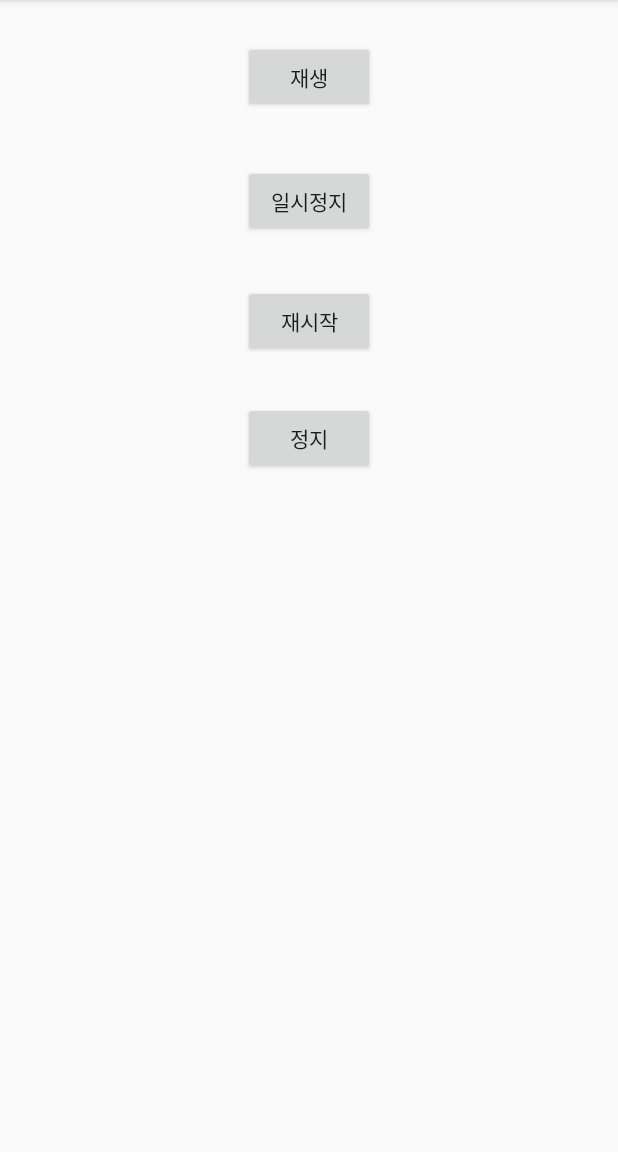
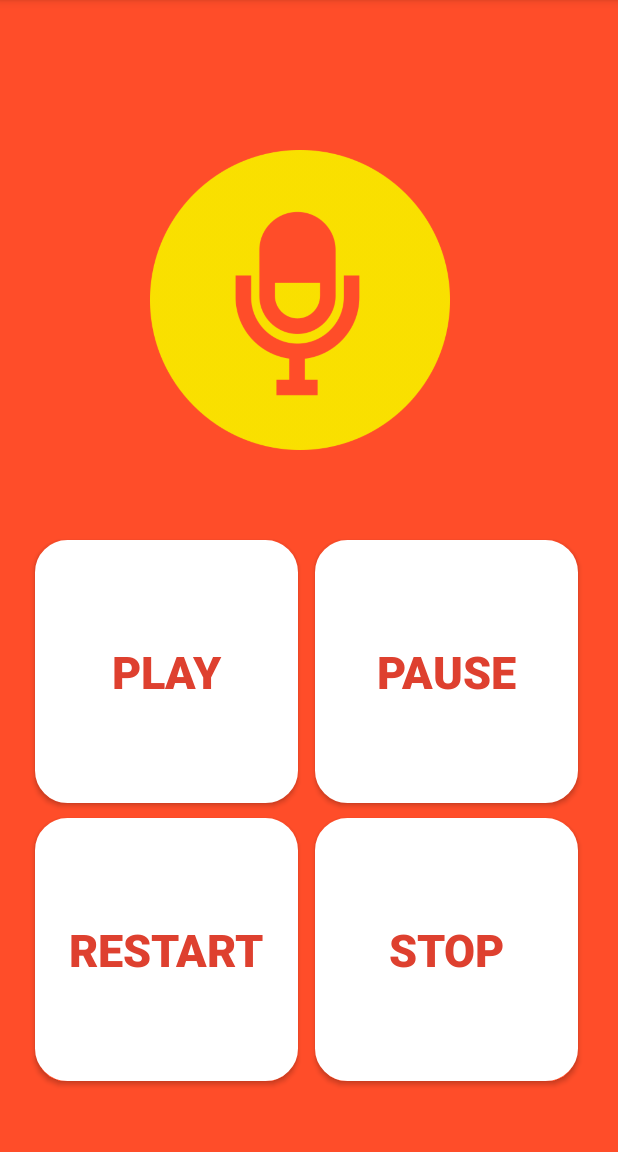
Before and after one commit to pknu-wap/1902_02_studyREC, an Android app: the ResultActivity screen opened directly, with no data from a screen before it, on a phone screen of 412 x 824 dp, the part 84-1236 px from its top. Run offline under Robolectric (Android 15) with nearby library versions, the phone set to English and light mode, and no system bars.

Commit message:
1. 리스트뷰 오름차순 정렬 2. 로딩화면, 아이콘, 리스트뷰 UI 설정

```diff
--- a/AndroidAudioRecorder-master/app/src/main/AndroidManifest.xml
+++ b/AndroidAudioRecorder-master/app/src/main/AndroidManifest.xml
@@ -18,6 +18,8 @@ package="cafe.adriel.androidaudiorecorder.example">
     <activity android:name=".ResultActivity" />
     <activity android:name=".RResultActivity" />
     <activity android:name=".FileActivity" />
+    <activity android:name=".LoadingActivity"
+        android:theme="@android:style/Theme.NoTitleBar.Fullscreen" />
     <service
         android:name=".MyServiceApp"
         android:enabled="true"
@@ -29,4 +31,5 @@ package="cafe.adriel.androidaudiorecorder.example">
 
 <uses-permission android:name="android.permission.RECORD_AUDIO" />
 
+
 </manifest>
--- a/AndroidAudioRecorder-master/app/src/main/java/cafe/adriel/androidaudiorecorder/example/MainActivity.java
+++ b/AndroidAudioRecorder-master/app/src/main/java/cafe/adriel/androidaudiorecorder/example/MainActivity.java
@@ -51,6 +51,9 @@ public class MainActivity extends AppCompatActivity {
     protected void onCreate(Bundle savedInstanceState) {
         super.onCreate(savedInstanceState);
         setContentView(R.layout.activity_main);
+
+        Intent intent1 = new Intent(this, LoadingActivity.class);
+        startActivity(intent1);
 
         intent = new Intent(this, MyServiceApp.class);
 
--- a/AndroidAudioRecorder-master/app/src/main/java/cafe/adriel/androidaudiorecorder/example/RResultActivity.java
+++ b/AndroidAudioRecorder-master/app/src/main/java/cafe/adriel/androidaudiorecorder/example/RResultActivity.java
@@ -19,6 +19,7 @@ import android.widget.Toast;
 
 import java.io.File;
 import java.util.ArrayList;
+import java.util.Collections;
 import java.util.HashSet;
 import java.util.Set;
 
@@ -86,6 +87,7 @@ public class RResultActivity extends AppCompatActivity {
             Set<String> set = new HashSet<String>();
             set = prefs.getStringSet("key",null);
             items.addAll(set);
+            Collections.sort(items);
         }
 
     }
--- /dev/null
+++ b/AndroidAudioRecorder-master/app/src/main/res/drawable/buttonshape.xml
@@ -0,0 +1,23 @@
+<?xml version="1.0" encoding="utf-8"?>
+<shape xmlns:android="http://schemas.android.com/apk/res/android" android:shape="rectangle" >
+    <corners
+        android:radius="20dp"
+        />
+    <solid
+        android:color="#FFFFFF"
+        />
+    <padding
+        android:left="0dp"
+        android:top="0dp"
+        android:right="0dp"
+        android:bottom="0dp"
+        />
+    <size
+        android:width="200dp"
+        android:height="200dp"
+        />
+    <stroke
+        android:width="3dp"
+        android:color="#FFFFFF"
+        />
+</shape>
--- a/AndroidAudioRecorder-master/app/src/main/res/layout/activity_result.xml
+++ b/AndroidAudioRecorder-master/app/src/main/res/layout/activity_result.xml
@@ -3,42 +3,78 @@
     android:layout_height="match_parent"
     xmlns:tools="http://schemas.android.com/tools"
     tools:context="cafe.adriel.androidaudiorecorder.example.ResultActivity">
-
-<Button
+    <LinearLayout
+        android:id="@+id/mLayout"
+        android:orientation="vertical"
+        android:layout_width="fill_parent"
+        android:layout_height="fill_parent"
+        android:background="#FF4D29"/>
+    <Button
         android:id="@+id/play"
-        android:layout_width="wrap_content"
-        android:layout_height="wrap_content"
-        android:layout_alignParentTop="true"
-        android:layout_centerHorizontal="true"
-        android:layout_marginTop="27dp"
-        android:text="재생" />
+        android:text="Play"
+        android:textColor="#DE402F"
+        android:textSize="30sp"
+        android:layout_width="175dp"
+        android:layout_height="175dp"
+        android:background="@drawable/buttonshape"
+        android:shadowDx="0"
+        android:shadowDy="0"
+        android:shadowRadius="5"
+        android:layout_marginLeft="23dp"
+        android:layout_marginTop="360dp"
+        android:textStyle="bold"/>
 
     <Button
         android:id="@+id/pause"
-        android:layout_width="wrap_content"
-        android:layout_height="wrap_content"
-        android:layout_alignParentTop="true"
-        android:layout_centerHorizontal="true"
-        android:layout_marginTop="110dp"
-        android:text="일시정지" />
+        android:layout_width="175dp"
+        android:layout_height="175dp"
+        android:background="@drawable/buttonshape"
+        android:shadowDx="0"
+        android:shadowDy="0"
+        android:shadowRadius="5"
+        android:text="Pause"
+        android:textColor="#DE402F"
+        android:textSize="30sp"
+        android:layout_marginLeft="210dp"
+        android:layout_marginTop="360dp"
+        android:textStyle="bold"/>
 
     <Button
         android:id="@+id/restart"
-        android:layout_width="wrap_content"
-        android:layout_height="wrap_content"
-        android:layout_alignParentTop="true"
-        android:layout_centerHorizontal="true"
-        android:layout_marginTop="190dp"
-        android:text="재시작" />
+        android:layout_width="175dp"
+        android:layout_height="175dp"
+        android:layout_marginLeft="23dp"
+        android:layout_marginTop="545dp"
+        android:background="@drawable/buttonshape"
+        android:shadowDx="0"
+        android:shadowDy="0"
+        android:shadowRadius="5"
+        android:text="Restart"
+        android:textColor="#DE402F"
+        android:textSize="30sp"
+        android:textStyle="bold"/>
 
     <Button
         android:id="@+id/stop"
-        android:layout_width="wrap_content"
-        android:layout_height="wrap_content"
-        android:layout_below="@+id/restart"
-        android:layout_centerHorizontal="true"
-        android:layout_marginTop="30dp"
-        android:text="정지" />
+        android:layout_width="175dp"
+        android:layout_height="175dp"
+        android:layout_marginLeft="210dp"
+        android:layout_marginTop="545dp"
+        android:background="@drawable/buttonshape"
+        android:shadowDx="0"
+        android:shadowDy="0"
+        android:shadowRadius="5"
+        android:text="Stop"
+        android:textColor="#DE402F"
+        android:textSize="30sp"
+        android:textStyle="bold"/>
+    <ImageView
+        android:layout_width="200dp"
+        android:layout_height="200dp"
+        android:layout_marginLeft="100dp"
+        android:layout_marginTop="100dp"
+        android:id="@+id/imageView1"
+        android:src="@drawable/recorder_icon"/>
 
 
 </RelativeLayout>
```
Also changed, not shown: AndroidAudioRecorder-master/app/src/main/java/cafe/adriel/androidaudiorecorder/example/LoadingActivity.java (added, +23 -0 lines), AndroidAudioRecorder-master/app/src/main/res/drawable/textviewshape.xml (added, +23 -0 lines), AndroidAudioRecorder-master/app/src/main/res/layout/activity_loading.xml (added, +20 -0 lines), AndroidAudioRecorder-master/app/src/main/res/layout/activity_main.xml (+18 -4 lines), AndroidAudioRecorder-master/app/src/main/res/layout/activity_rresult.xml (+14 -2 lines), AndroidAudioRecorder-master/app/src/main/res/drawable/folder_icon.png, AndroidAudioRecorder-master/app/src/main/res/drawable/recorder_icon.png.
